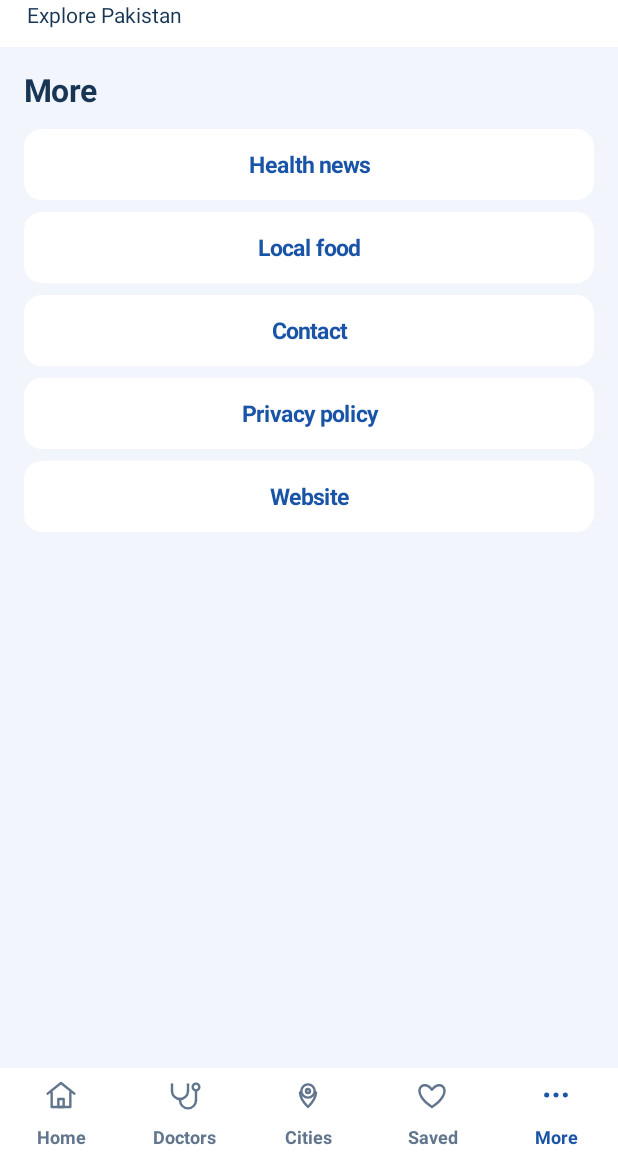
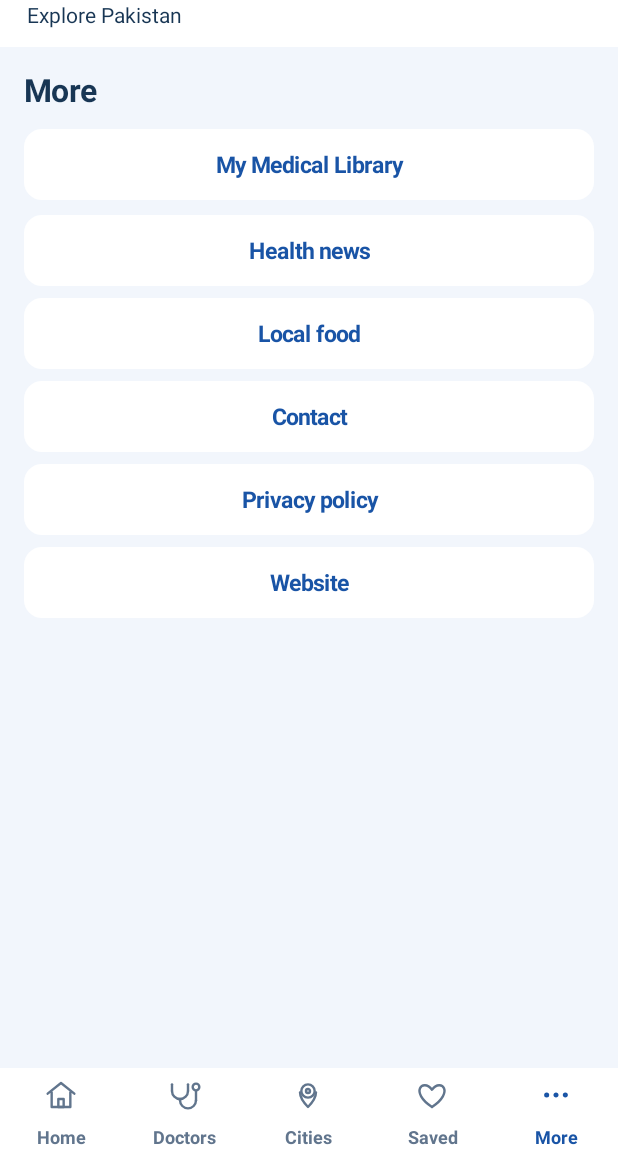
Before and after one commit to hospitalpro26/slashpromo-site, an Android app: the screen it shows after launch (DirectoryActivity), after a tap on "More", on a phone screen of 412 x 824 dp, the part 69-1236 px from its top. Run offline under Robolectric (Android 15) with nearby library versions, the phone set to English and light mode, and no system bars; 3 other taps on this screen came first.

Commit message:
Integrate private offline library into Android application

```diff
--- a/android/app/src/main/java/com/slashpromo/app/DirectoryActivity.java
+++ b/android/app/src/main/java/com/slashpromo/app/DirectoryActivity.java
@@ -82,7 +82,7 @@ public final class DirectoryActivity extends Activity {
     private void showSaved(){clear("saved");heading("Saved doctors");if(!loaded){unavailable();return;}int n=0;for(int i=0;i<doctors.length();i++){JSONObject d=doctors.optJSONObject(i);if(d!=null&&isSaved(val(d,"id"))){add(body,doctorCard(d),10);n++;}}if(n==0)add(body,text("Save a doctor to find their profile here.",16,INK,false),10);}
     private void showCities(){clear("cities");heading("Explore cities");if(!loaded){unavailable();return;}for(String s:values("city"))add(body,action(s,()->{selectedCity=s;selectedSpecialty="All specialties";showDoctors("");}),6);}
     private void showHospitals(){clear("hospitals");heading("Hospitals");if(!loaded){unavailable();return;}for(int i=0;i<hospitals.length();i++){JSONObject h=hospitals.optJSONObject(i);if(h==null)continue;LinearLayout c=card();add(c,text(val(h,"name"),18,INK,true),5);add(c,text(val(h,"city"),14,INK,false),5);add(c,action("View hospital",()->openPage(val(h,"url"))),0);add(body,c,8);}}
-    private void showMore(){clear("more");heading("More");String[] names={"Health news","Local food","Contact","Privacy policy","Website"};String[] paths={"/health-news/","/sukkur/local-food/","/contact/","/privacy/","/"};for(int i=0;i<names.length;i++){final String p=paths[i];add(body,action(names[i],()->openPage(p)),8);}}
+    private void showMore(){clear("more");heading("More");add(body,action("My Medical Library",()->startActivity(new Intent(this,LibraryActivity.class))),10);String[] names={"Health news","Local food","Contact","Privacy policy","Website"};String[] paths={"/health-news/","/sukkur/local-food/","/contact/","/privacy/","/"};for(int i=0;i<names.length;i++){final String p=paths[i];add(body,action(names[i],()->openPage(p)),8);}}
     private void openPage(String p){if(p==null||!p.startsWith("/")||p.startsWith("//")||p.contains(".."))return;Intent i=new Intent(this,MainActivity.class);i.setData(Uri.parse(BASE+p));startActivity(i);}
     private void external(String u){Uri uri=Uri.parse(u);if(!"https".equals(uri.getScheme())||!"slashcure.com".equals(uri.getHost()))return;try{startActivity(new Intent(Intent.ACTION_VIEW,uri));}catch(Exception e){Toast.makeText(this,"No browser available",Toast.LENGTH_SHORT).show();}}
     @Override public void onBackPressed(){if(screen.equals("home"))super.onBackPressed();else if(screen.equals("profile"))showDoctors(query);else showHome();}
```
